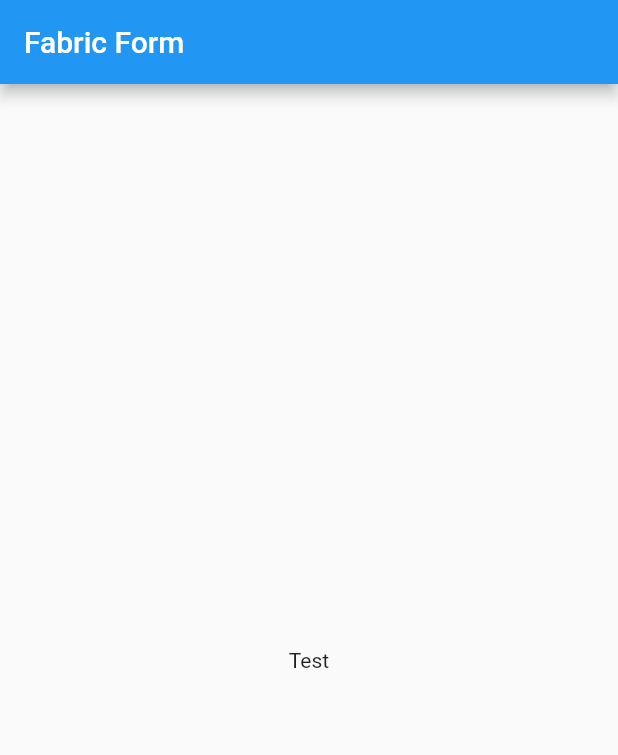
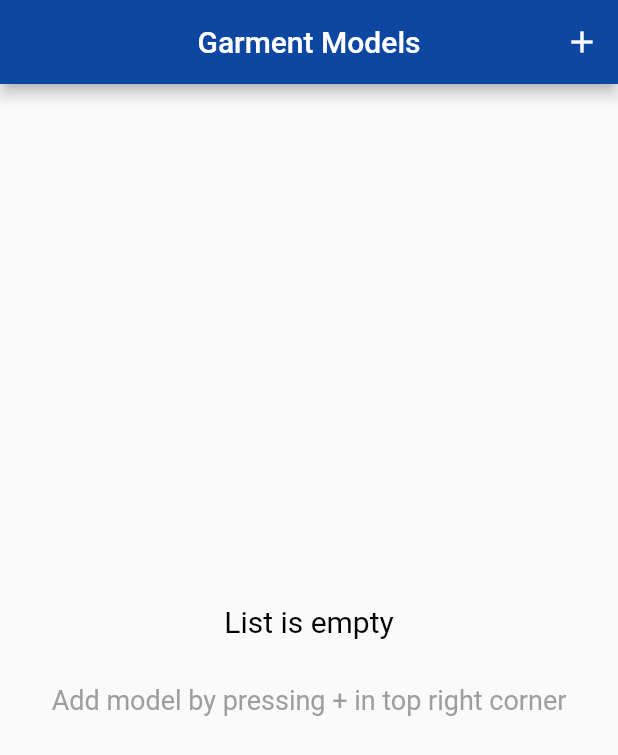
Before and after one commit to mdalameen/fabric_form_flutter, a Flutter app: the screen it shows after launch, on a phone screen of 412 x 824 dp. Shown: the top 755 px of the screen. Run offline on Flutter 3.47's test engine with Material 2 defaults, Android fonts, the phone set to English and light mode, and no system bars; our stand-ins replace shared_preferences.

Commit message:
Home page & models

```diff
--- /dev/null
+++ b/lib/app_preference.dart
@@ -0,0 +1,28 @@
+import 'dart:convert';
+import 'package:shared_preferences/shared_preferences.dart';
+
+import 'data/model.dart';
+
+class AppPreference {
+  static const _keyGarments = 'garmentsKey';
+
+  static Future<SharedPreferences> _getPref() {
+    return SharedPreferences.getInstance();
+  }
+
+  static Future<List<Garment>> getGarments() async {
+    String jsonString = (await _getPref()).getString(_keyGarments);
+    return Garment.getList(jsonString != null ? json.decode(jsonString) : null);
+  }
+
+  static Future<bool> setGarments(List<Garment> list) async {
+    String jsonString;
+    if (list != null && list.isNotEmpty)
+      jsonString = json.encode(Garment.getJsonList(list));
+    final pref = await _getPref();
+    if (jsonString == null)
+      return pref.remove(_keyGarments);
+    else
+      return pref.setString(_keyGarments, jsonString);
+  }
+}
--- /dev/null
+++ b/lib/data/model.dart
@@ -0,0 +1,190 @@
+class Garment {
+  List<Fabric> fabrics;
+  List<Pattern> patterns;
+  List<NameCostPair> accesories;
+  List<NameCostPair> productionCosts;
+  List<NamePercentPair> taxes;
+  List<NameCostPair> extraCosts;
+
+  Garment(
+    this.fabrics,
+    this.patterns,
+    this.accesories,
+    this.productionCosts,
+    this.taxes,
+    this.extraCosts,
+  );
+
+  Garment.fromJson(Map<String, dynamic> map)
+      : fabrics = Fabric.getList(map['fabrics']),
+        patterns = Pattern.getList(map['patterns']),
+        accesories = NameCostPair.getList(map['accessories']),
+        productionCosts = NameCostPair.getList(map['production_cost']),
+        taxes = NamePercentPair.getList(map['taxes']),
+        extraCosts = NameCostPair.getList(map['extra_cost']);
+
+  Map<String, dynamic> toJson() => {
+        'fabrics': Fabric.getJsonList(fabrics),
+        'patterns': Pattern.getJsonList(patterns),
+        'accessories': NameCostPair.getJsonList(accesories),
+        'production_cost': NameCostPair.getJsonList(productionCosts),
+        'taxes': NamePercentPair.getList(taxes),
+        'extra_cost': NameCostPair.getList(extraCosts),
+      };
+
+  static List<Garment> getList(List list) =>
+      _getList(list, (map) => Garment.fromJson(map));
+
+  static List getJsonList(List<Garment> list) => _getJsonList(list);
+}
+
+class Fabric {
+  bool type;
+  String name;
+  double width;
+  double mass;
+  double cost;
+
+  Fabric(this.type, this.name, this.width, this.mass, this.cost);
+
+  Fabric.fromJson(Map<String, dynamic> map)
+      : type = _bool(map['type']),
+        name = map['name'],
+        width = _double(map['width']),
+        mass = _double(map['mass']),
+        cost = _double(map['cost']);
+
+  Map<String, dynamic> toJson() => {
+        'type': type,
+        'name': name,
+        'width': width,
+        'mass': mass,
+        'cost': cost,
+      };
+
+  static List<Fabric> getList(List list) =>
+      _getList(list, (map) => Fabric.fromJson(map));
+
+  static List getJsonList(List<Fabric> list) => _getJsonList(list);
+}
+
+class Pattern {
+  String name;
+  String fabric;
+  bool areaType;
+  List<NameValuePair> edges;
+
+  Pattern(this.name, this.fabric, this.areaType, this.edges);
+
+  Pattern.fromJson(Map<String, dynamic> map)
+      : name = map['name'],
+        fabric = map['fabric'],
+        areaType = _bool(map['area_type']),
+        edges = NameValuePair.getList(map['edges']);
+
+  Map<String, dynamic> toJson() => {
+        'name': name,
+        'fabric': fabric,
+        'area_type': areaType,
+        'edges': NameValuePair.getJsonList(edges)
+      };
+
+  static List<Pattern> getList(List list) =>
+      _getList(list, (map) => Pattern.fromJson(map));
+
+  static List getJsonList(List<Pattern> list) => _getJsonList(list);
+}
+
+class NameValuePair {
+  String name;
+  double value;
+
+  NameValuePair(this.name, this.value);
+
+  NameValuePair.fromJson(Map<String, dynamic> map)
+      : name = map['name'],
+        value = _double(map['value']);
+
+  Map<String, dynamic> toJson() => {
+        'name': name,
+        'value': value,
+      };
+
+  static List<NameValuePair> getList(List list) =>
+      _getList(list, (map) => NameValuePair.fromJson(map));
+
+  static List getJsonList(List<NameValuePair> list) => _getJsonList(list);
+}
+
+class NameCostPair {
+  String name;
+  double value;
+
+  NameCostPair(this.name, this.value);
+
+  NameCostPair.fromJson(Map<String, dynamic> map)
+      : name = map['name'],
+        value = _double(map['cost']);
+
+  Map<String, dynamic> toJson() => {
+        'name': name,
+        'cost': value,
+      };
+
+  static List<NameCostPair> getList(List list) =>
+      _getList(list, (map) => NameCostPair.fromJson(map));
+
+  static List getJsonList(List<NameCostPair> list) => _getJsonList(list);
+}
+
+class NamePercentPair {
+  String name;
+  double value;
+
+  NamePercentPair(this.name, this.value);
+
+  NamePercentPair.fromJson(Map<String, dynamic> map)
+      : name = map['name'],
+        value = _double(map['percentage']);
+
+  Map<String, dynamic> toJson() => {
+        'name': name,
+        'percentage': value,
+      };
+
+  static List<NamePercentPair> getList(List list) =>
+      _getList(list, (map) => NamePercentPair.fromJson(map));
+
+  static List getJsonList(List<NamePercentPair> list) => _getJsonList(list);
+}
+
+double _double(var v) {
+  if (v != null) {
+    if (v is int) return v.toDouble();
+    if (v is double) return v.toDouble();
+  }
+  return null;
+}
+
+bool _bool(var v) {
+  if (v != null) {
+    if (v is bool) return v;
+    if (v is int) return v == 1;
+    if (v is double) return v == 1.0;
+  }
+  return null;
+}
+
+List _getJsonList(List list) {
+  List dList = [];
+  if (list != null) list.forEach((e) => dList.add(e.toJson()));
+  return dList;
+}
+
+List<T> _getList<T>(List dList, _Deserialize<T> d) {
+  List<T> list = [];
+  if (dList != null) dList.forEach((e) => list.add(d(e)));
+  return list;
+}
+
+typedef T _Deserialize<T>(Map<String, dynamic> map);
--- /dev/null
+++ b/lib/garment_manager.dart
@@ -0,0 +1,5 @@
+class GarmentManager {
+  static final GarmentManager instance = GarmentManager._instance();
+  GarmentManager._instance();
+  factory GarmentManager() => instance;
+}
--- a/lib/main.dart
+++ b/lib/main.dart
@@ -9,10 +9,12 @@ class MyApp extends StatelessWidget {
   @override
   Widget build(BuildContext context) {
     return MaterialApp(
+      debugShowCheckedModeBanner: false,
       title: 'Fabric Dyanmic Form',
       theme: ThemeData(
-        primarySwatch: Colors.blue,
-      ),
+          appBarTheme: AppBarTheme(brightness: Brightness.dark),
+          primarySwatch: Colors.blue,
+          primaryColor: Colors.blue.shade900),
       home: HomePage(),
     );
   }
--- a/lib/pages/home_page.dart
+++ b/lib/pages/home_page.dart
@@ -1,3 +1,6 @@
+import 'package:fabric_form_flutter/app_preference.dart';
+import 'package:fabric_form_flutter/data/model.dart';
+import 'package:fabric_form_flutter/pages/add_page.dart';
 import 'package:flutter/material.dart';
 
 class HomePage extends StatefulWidget {
@@ -6,15 +9,95 @@ class HomePage extends StatefulWidget {
 }
 
 class _HomePageState extends State<HomePage> {
+  List<Garment> garments;
+  @override
+  void initState() {
+    _loadData();
+    super.initState();
+  }
+
+  _loadData() async {
+    garments = await AppPreference.getGarments();
+    WidgetsBinding.instance.addPostFrameCallback((timeStamp) {
+      setState(() {});
+    });
+  }
+
   @override
   Widget build(BuildContext context) {
     return Scaffold(
       appBar: AppBar(
-        title: Text('Fabric Form'),
+        title: Text('Garment Models'),
+        actions: [IconButton(icon: Icon(Icons.add), onPressed: _onAddPressed)],
+        centerTitle: true,
       ),
-      body: Center(
-        child: Text('Test'),
+      body: garments == null
+          ? Container()
+          : garments.isEmpty
+              ? _buildEmptyView()
+              : _buildList(),
+    );
+  }
+
+  _onAddPressed() {
+    Navigator.push(context, MaterialPageRoute(builder: (_) => AddPage()));
+  }
+
+  Widget _buildEmptyView() {
+    return Container(
+      padding: EdgeInsets.all(20),
+      child: Column(
+        crossAxisAlignment: CrossAxisAlignment.stretch,
+        mainAxisSize: MainAxisSize.max,
+        mainAxisAlignment: MainAxisAlignment.center,
+        children: [
+          Text(
+            'List is empty',
+            style: TextStyle(color: Colors.black, fontSize: 20),
+            textAlign: TextAlign.center,
+          ),
+          SizedBox(
+            height: 30,
+          ),
+          Text(
+            'Add model by pressing + in top right corner',
+            style: TextStyle(color: Colors.grey.shade500, fontSize: 18),
+            textAlign: TextAlign.center,
+          )
+        ],
       ),
     );
   }
+
+  Widget _buildList() {
+    return ListView.builder(
+      itemCount: garments.length,
+      itemBuilder: (_, index) => ListTile(
+        title:
+            _buildItemList('Fabric : ', garments[index].fabrics, (e) => e.name),
+        subtitle: _buildItemList(
+            'Patterns : ', garments[index].patterns, (e) => e.name),
+      ),
+    );
+  }
+
+  _buildItemList<T>(String label, List<T> list, _TextSerializer<T> s) {
+    return Text.rich(
+      TextSpan(
+        text: 'Fabric: ',
+        style: TextStyle(
+          color: Colors.black,
+        ),
+        children: list
+            .map((e) => TextSpan(
+                text: '${s(e)} ${list.last == e ? "" : ", "}',
+                style: TextStyle(color: Colors.grey.shade500)))
+            .toList(),
+      ),
+      maxLines: 1,
+      overflow: TextOverflow.ellipsis,
+    );
+  }
 }
+
+typedef String _TextSerializer<T>(T t);
--- a/pubspec.yaml
+++ b/pubspec.yaml
@@ -28,6 +28,7 @@ dependencies:
   # The following adds the Cupertino Icons font to your application.
   # Use with the CupertinoIcons class for iOS style icons.
   cupertino_icons: ^1.0.2
+  shared_preferences: ^2.0.5
 
 dev_dependencies:
   flutter_test:
```
Also changed, not shown: lib/data/dummy_data.dart (added, +90 -0 lines), pubspec.lock, 6 other files.
